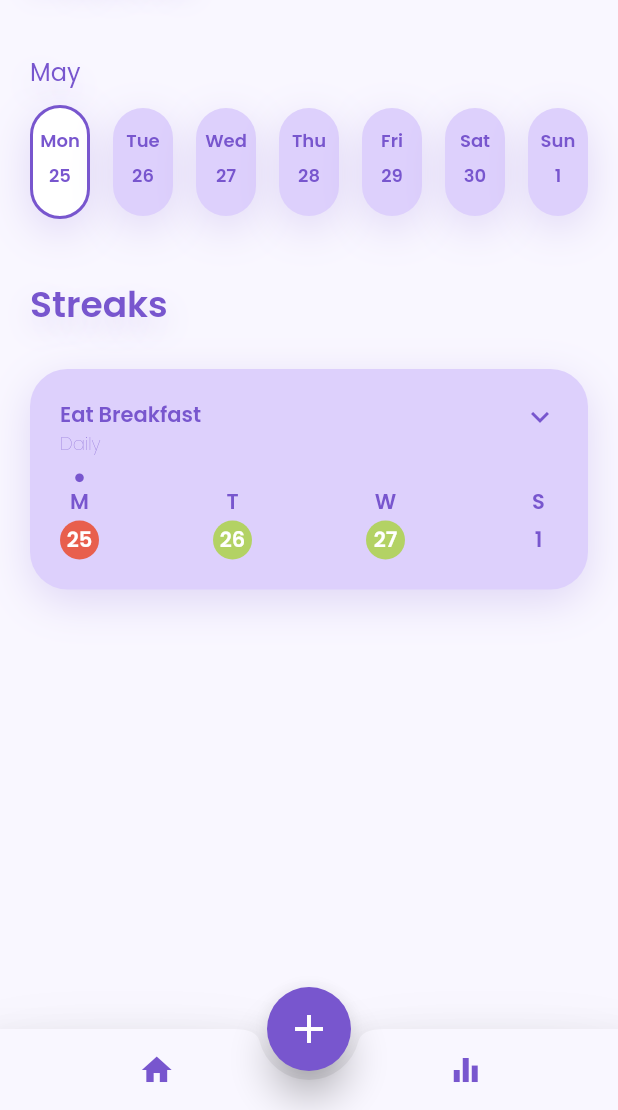
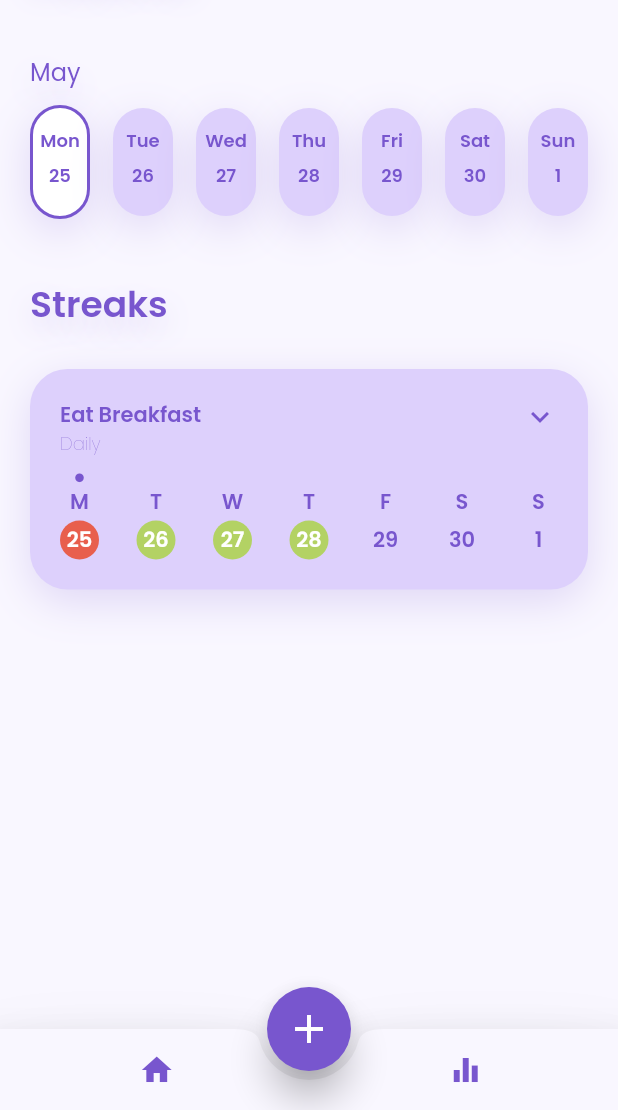
Before and after one commit to afwcole/habittracker, a Flutter app: the screen it shows after launch, after a tap on "Mon", on a phone screen of 412 x 824 dp, the part 126-1236 px from its top. Run offline on Flutter 3.47's test engine with Material 2 defaults, Android fonts, the phone set to English and light mode, and no system bars; drawn by our look-alikes of expandable; our stand-ins replace google_fonts.

Commit message:
Refactoring of HabitModel: Converted HabitHistory from an object to a map.

```diff
--- a/lib/functions/date_helper.dart
+++ b/lib/functions/date_helper.dart
@@ -1,9 +1,21 @@
 import 'package:flutter/material.dart';
 import 'package:habittracker/models/habit_date_model.dart';
 
+List<DateTime> getWeekDateList() {
+  DateTime today = toDMY(DateTime.now());
+  DateTime weekStartDate = today.subtract(Duration(days: today.weekday - 1));
+  List<DateTime> weekList = [];
+  for (int i = 0; i < 7; i++) {
+    weekList.add(weekStartDate.add(Duration(days: i)));
+  }
+
+  return weekList;
+}
+
 List<DateTime> getDateList(DateTime firstDate, DateTime lastDate) {
   List<DateTime> list = [];
-  int count = daysCount(toDMY(firstDate), toDMY(lastDate));
+  int count = toDMY(lastDate).difference(toDMY(firstDate)).inDays + 1;
+
   for (int i = 0; i < count; i++) {
     list.add(toDMY(firstDate).add(Duration(days: i)));
   }
@@ -14,9 +26,6 @@ List<DateTime> getDateList(DateTime firstDate, DateTime lastDate) {
 DateTime toDMY(DateTime dateTime) {
   return DateTime.utc(dateTime.year, dateTime.month, dateTime.day);
 }
-
-int daysCount(DateTime first, DateTime last) =>
-    last.difference(first).inDays + 1;
 
 String weekdayToISOString(int weekday, int noOfLetters) {
   List<String> weekdays3 = ["Mon", "Tue", "Wed", "Thu", "Fri", "Sat", "Sun"];
@@ -42,8 +51,8 @@ String monthToISOString(int month) {
   return months[month - 1];
 }
 
-Color getDateIconColor(HabitDateModel habitDate) {
-  switch (habitDate.activity) {
+Color getDateIconColor(String? activity) {
+  switch (activity) {
     case "Completed":
       {
         return const Color(0xFFB3D264);
@@ -61,52 +70,3 @@ Color getDateIconColor(HabitDateModel habitDate) {
 
   return Colors.white;
 }
-
-List<HabitDateModel> getWeeksHabitDates(
-    DateTime currentWeekStartDate, List<HabitDateModel> habitHistory) {
-  List<HabitDateModel> thisWeekHabitHistory = [];
-
-  for (var habitDate in habitHistory.reversed) {
-    if (habitDate.date.compareTo(currentWeekStartDate) < 0) {
-      return thisWeekHabitHistory;
-    }
-    thisWeekHabitHistory.add(habitDate);
-  }
-
-  return thisWeekHabitHistory;
-}
-
-List<DateTime> getDatesSinceMonday(DateTime date) {
-  List<DateTime> allDatesFromMonday = [];
-  DateTime today = toDMY(DateTime.now());
-  DateTime weekStartDate = today.subtract(Duration(days: today.weekday - 1));
-  int daysBetween = date.difference(weekStartDate).inDays;
-
-  for (int i = 0; i < daysBetween; i++) {
-    allDatesFromMonday.add(weekStartDate.add(Duration(days: i)));
-  }
-  print(today.toString());
-  print(weekStartDate.toString());
-  print(daysBetween.toString());
-  print(allDatesFromMonday);
-
-  return allDatesFromMonday;
-}
-
-List<DateTime> getDatesToSunday(DateTime date) {
-  List<DateTime> allDatesToSunday = [];
-  DateTime today = toDMY(DateTime.now());
-  DateTime weekStartDate = today.subtract(Duration(days: today.weekday - 1));
-  DateTime weekEndDate = weekStartDate.add(const Duration(days: 6));
-  int daysBetween = weekEndDate.difference(date).inDays;
-
-  for (int i = daysBetween; i >= 0; i--) {
-    allDatesToSunday.add(weekEndDate.subtract(Duration(days: i)));
-  }
-  print(today.toString());
-  print(weekStartDate.toString());
-  print(weekEndDate.toString());
-  print(daysBetween.toString());
-  print(allDatesToSunday);
-  return allDatesToSunday;
-}
--- a/lib/models/habit_model.dart
+++ b/lib/models/habit_model.dart
@@ -1,22 +1,12 @@
-import 'package:habittracker/functions/date_helper.dart';
-
-import 'habit_date_model.dart';
-
 class HabitModel {
   final int habitID;
   final String habitName;
   final String frequencyType;
   final DateTime startDate;
   final List<int> selectedFrequencyDays;
-  final List<HabitDateModel> habitHistory;
+  final Map<DateTime, String?> habitHistory;
   final bool notification;
 
   HabitModel(this.habitID, this.habitName, this.frequencyType, this.startDate,
       this.selectedFrequencyDays, this.habitHistory, this.notification);
-
-  HabitDateModel getDateInHistory(DateTime date) {
-    DateTime dayMonthYear = toDMY(date);
-    return habitHistory
-        .firstWhere((habitDate) => habitDate.date.compareTo(dayMonthYear) == 0);
-  }
 }
--- a/lib/widgets/habit_card.dart
+++ b/lib/widgets/habit_card.dart
@@ -120,7 +120,7 @@ class _HabitCardState extends State<HabitCard> {
   }
 }
 
-Widget weeklyStreak(BuildContext context, List<HabitDateModel> habitHistory) {
+Widget weeklyStreak(BuildContext context, Map<DateTime, String?> habitHistory) {
   DateTime today = DateTime.now();
   DateTime currentWeekStartDate =
       Provider.of<AppDataProvider>(context, listen: false)
@@ -131,67 +131,22 @@ Widget weeklyStreak(BuildContext context, List<HabitDateModel> habitHistory) {
     child: Row(
       mainAxisAlignment: MainAxisAlignment.spaceBetween,
       children: [
-        ...getWeeksHabitDates(currentWeekStartDate, habitHistory)
-            .reversed
-            .map((habitDate) => cardDateIcon(context, habitDate)),
-        for (int j = 1; j <= 7 - today.weekday; j++)
-          Column(
-            crossAxisAlignment: CrossAxisAlignment.center,
-            children: [
-              const Icon(
-                null,
-                color: Color(0xFF7856CE),
-                size: 7,
-              ),
-              Text(
-                weekdayToISOString(
-                    DateTime.utc(today.year, today.month, today.day + j)
-                        .weekday,
-                    1),
-                style: GoogleFonts.poppins(
-                  textStyle: const TextStyle(
-                    fontSize: 14,
-                    color: Color(0xFF7856CE),
-                    fontWeight: FontWeight.w600,
-                  ),
-                ),
-              ),
-              const SizedBox(
-                height: 2,
-              ),
-              Container(
-                alignment: Alignment.center,
-                height: 26,
-                width: 26,
-                child: Text(
-                  DateTime.utc(today.year, today.month, today.day + j)
-                      .day
-                      .toString(),
-                  style: GoogleFonts.poppins(
-                    textStyle: const TextStyle(
-                      fontSize: 14,
-                      color: Color(0xFF7856CE),
-                      fontWeight: FontWeight.w600,
-                    ),
-                  ),
-                ),
-              ),
-            ],
-          ),
+        ...getWeekDateList()
+            .map((date) => cardDateIcon(context, date, habitHistory[date])),
       ],
     ),
   );
 }
 
-Widget cardDateIcon(BuildContext context, HabitDateModel habitDate) {
-  Color iconColor = getDateIconColor(habitDate);
+Widget cardDateIcon(BuildContext context, DateTime date, String? activity) {
+  Color iconColor = getDateIconColor(activity);
 
   return Consumer<AppDataProvider>(
     builder: (context, userDataProvider, child) => Column(
       crossAxisAlignment: CrossAxisAlignment.center,
       children: [
         Icon(
-          userDataProvider.isSelectedDate(habitDate.date) ? Icons.circle : null,
+          userDataProvider.isSelectedDate(date) ? Icons.circle : null,
           color: const Color(0xFF7856CE),
           size: 7,
         ),
@@ -199,7 +154,7 @@ Widget cardDateIcon(BuildContext context, HabitDateModel habitDate) {
           height: 2,
         ),
         Text(
-          weekdayToISOString(habitDate.date.weekday, 1),
+          weekdayToISOString(date.weekday, 1),
           style: GoogleFonts.poppins(
             textStyle: const TextStyle(
               fontSize: 14,
@@ -216,20 +171,19 @@ Widget cardDateIcon(BuildContext context, HabitDateModel habitDate) {
           height: 26,
           width: 26,
           child: Text(
-            habitDate.date.day.toString(),
+            date.day.toString(),
             style: GoogleFonts.poppins(
               textStyle: TextStyle(
                 fontSize: 14,
-                color:
-                    habitDate.activity == "Break" || habitDate.activity == null
-                        ? const Color(0xFF7856CE)
-                        : Colors.white,
+                color: activity == "Break" || activity == null
+                    ? const Color(0xFF7856CE)
+                    : Colors.white,
                 fontWeight: FontWeight.w600,
               ),
             ),
           ),
           decoration: BoxDecoration(
-            border: habitDate.activity == "Break"
+            border: activity == "Break"
                 ? Border.all(
                     color: const Color(0xFF7856CE),
                     width: 2,
--- a/lib/widgets/horizontal_calendar.dart
+++ b/lib/widgets/horizontal_calendar.dart
@@ -29,13 +29,11 @@ class HorizontalCalendar extends StatefulWidget {
 }
 
 class _HorizontalCalendarState extends State<HorizontalCalendar> {
-  final List<DateTime> allDates = [];
   final List<DateTime> selectedDates = [];
 
   @override
   void initState() {
     super.initState();
-    allDates.addAll(getDateList(widget.firstDate, widget.lastDate));
     selectedDates.addAll(widget.initialSelectedDates!.map((toDMY)));
   }
 
@@ -44,17 +42,17 @@ class _HorizontalCalendarState extends State<HorizontalCalendar> {
     return Row(
       mainAxisAlignment: MainAxisAlignment.spaceBetween,
       children: [
-        for (int i = 0; i < allDates.length; i++)
-          HorizontalDateWidget(
-            date: allDates[i],
+        ...getWeekDateList().map(
+          (date) => HorizontalDateWidget(
+            date: date,
             isSelected: Provider.of<AppDataProvider>(context, listen: false)
-                .isSelectedDate(allDates[i]),
+                .isSelectedDate(date),
             isDisabled: Provider.of<AppDataProvider>(context, listen: false)
                     .today
-                    .compareTo(allDates[i]) <
+                    .compareTo(date) <
                 0,
             onTap: () {
-              if (!selectedDates.contains(allDates[i])) {
+              if (!selectedDates.contains(date)) {
                 if (widget.maxSelectedDateCount == 1 &&
                     selectedDates.length == 1) {
                   selectedDates.clear();
@@ -63,11 +61,12 @@ class _HorizontalCalendarState extends State<HorizontalCalendar> {
                   return;
                 }
                 Provider.of<AppDataProvider>(context, listen: false)
-                    .setSelectedDate(allDates[i]);
+                    .setSelectedDate(date);
               }
               setState(() {});
             },
           ),
+        ),
       ],
     );
   }
```
Also changed, not shown: lib/providers/app_data_provider.dart (+10 -0 lines), lib/providers/user_data_provider.dart (+15 -20 lines), lib/widgets/build_habit_bottom_sheet.dart (+7 -1 lines).
